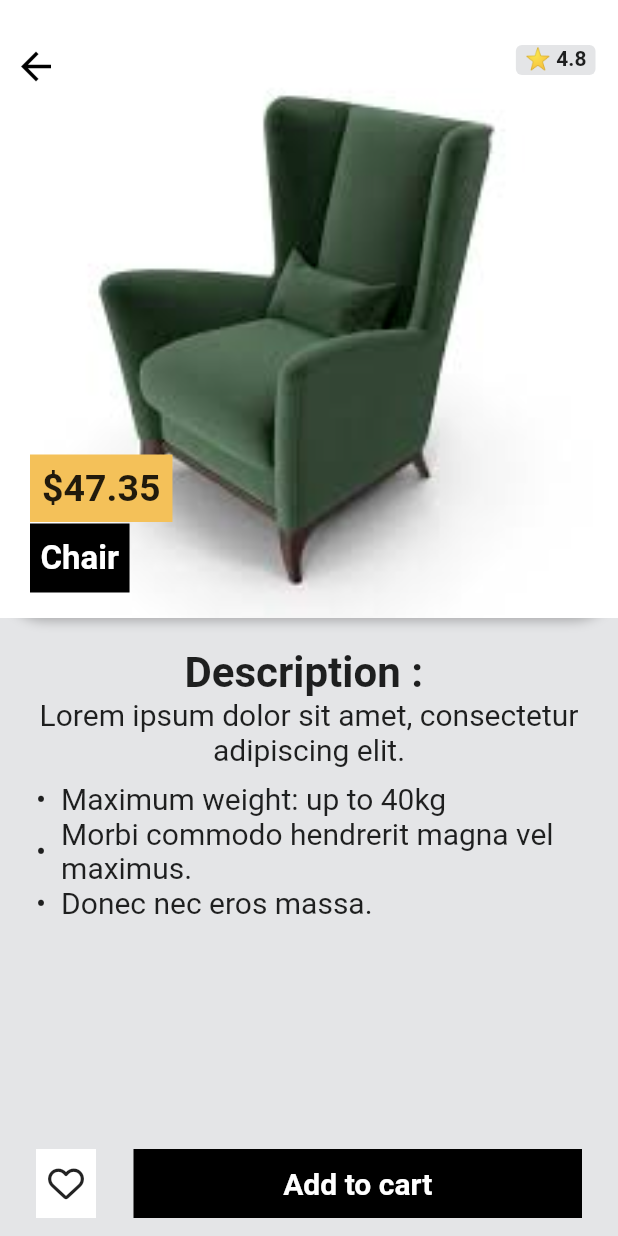
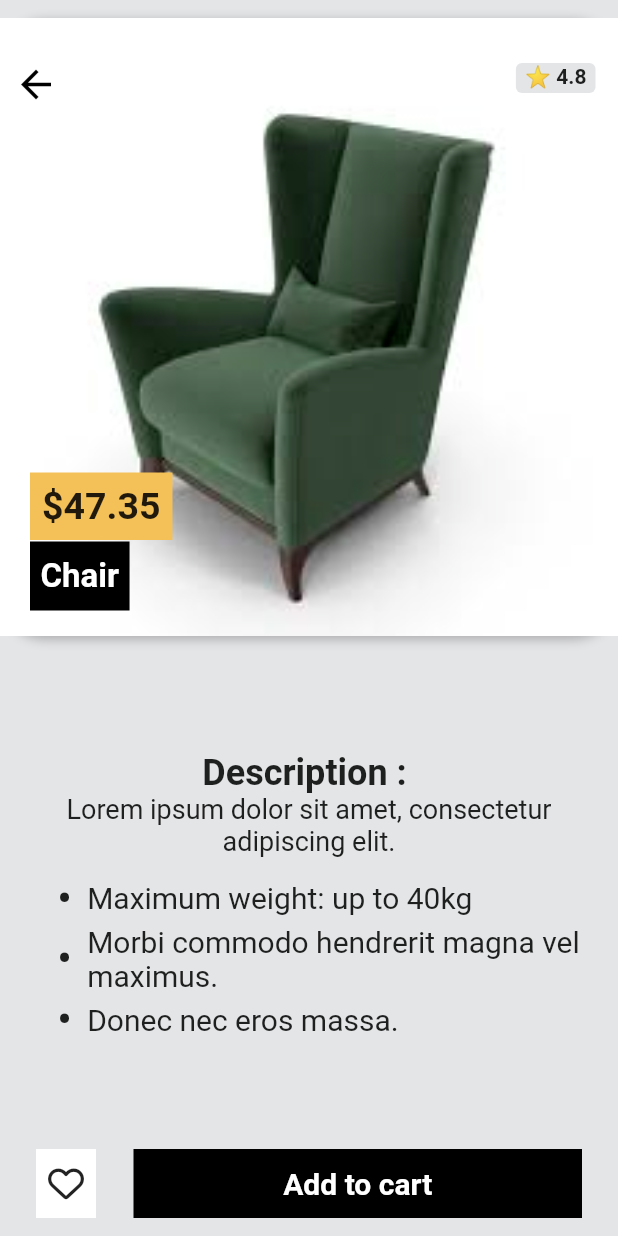
Before and after one commit to salakhas/furniture_app, a Flutter app: the FurnitureScreen screen opened directly with sample values from the repository, on a phone screen of 412 x 824 dp. Run offline on Flutter 3.47's test engine with Material 2 defaults, Android fonts, the phone set to English and light mode, and no system bars; our stand-ins replace font_awesome_flutter.

Commit message:
updated description ui

```diff
--- a/lib/furniture_screen/furniture_screen.dart
+++ b/lib/furniture_screen/furniture_screen.dart
@@ -17,7 +17,9 @@ class _FurnitureScreenState extends State<FurnitureScreen> {
       backgroundColor: const Color.fromRGBO(228, 229, 231, 1),
       body: Column(
         children: [
-          Stack(
+          Padding(
+            padding: const EdgeInsets.only(top: 12.0),
+            child: Stack(
               children: [
                 Container(
                   height: MediaQuery.of(context).size.width,
@@ -89,22 +91,26 @@ class _FurnitureScreenState extends State<FurnitureScreen> {
                     ))
               ],
             ),
+          ),
           const SizedBox(
             height: 20.0,
           ),
-          SingleChildScrollView(
+          Expanded(
+            child: Align(
+              alignment: Alignment.center,
+              child: SingleChildScrollView(
                 child: Column(
                   children: [
                     const Text(
                       'Description : ',
-                  style: TextStyle(fontSize: 28, fontWeight: FontWeight.bold),
+                      style: TextStyle(fontSize: 24, fontWeight: FontWeight.bold),
                     ),
                     Padding(
                       padding: const EdgeInsets.symmetric(horizontal: 24.0),
                       child: Text(
                         widget.furniture.description,
                         style: const TextStyle(
-                      fontSize: 20,
+                          fontSize: 18,
                         ),
                         textAlign: TextAlign.center,
                       ),
@@ -113,11 +119,15 @@ class _FurnitureScreenState extends State<FurnitureScreen> {
                       height: 10.0,
                     ),
                     Padding(
+                      padding: const EdgeInsets.only(left: 14.0),
+                      child: Column(
+                        children: [
+                          Padding(
                             padding: const EdgeInsets.symmetric(horizontal: 24.0),
                             child: Row(children: [
                               const Text(
                                 "\u2022",
-                      style: TextStyle(fontSize: 20),
+                                style: TextStyle(fontSize: 30),
                               ), //bullet text
                               const SizedBox(
                                 width: 10,
@@ -135,7 +145,7 @@ class _FurnitureScreenState extends State<FurnitureScreen> {
                             child: Row(children: [
                               const Text(
                                 "\u2022",
-                      style: TextStyle(fontSize: 20),
+                                style: TextStyle(fontSize: 30),
                               ), //bullet text
                               const SizedBox(
                                 width: 10,
@@ -153,7 +163,7 @@ class _FurnitureScreenState extends State<FurnitureScreen> {
                             child: Row(children: [
                               const Text(
                                 "\u2022",
-                      style: TextStyle(fontSize: 20),
+                                style: TextStyle(fontSize: 30),
                               ), //bullet text
                               const SizedBox(
                                 width: 10,
@@ -167,6 +177,11 @@ class _FurnitureScreenState extends State<FurnitureScreen> {
                             ]),
                           )
                         ],
+                      ),
+                    )
+                  ],
+                ),
+              ),
             ),
           )
         ],
```
Lines whose indentation alone changed are shown as unchanged.
